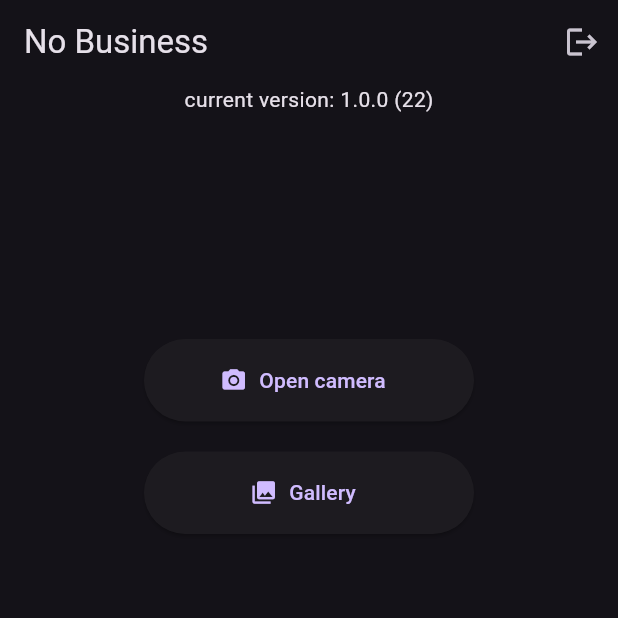
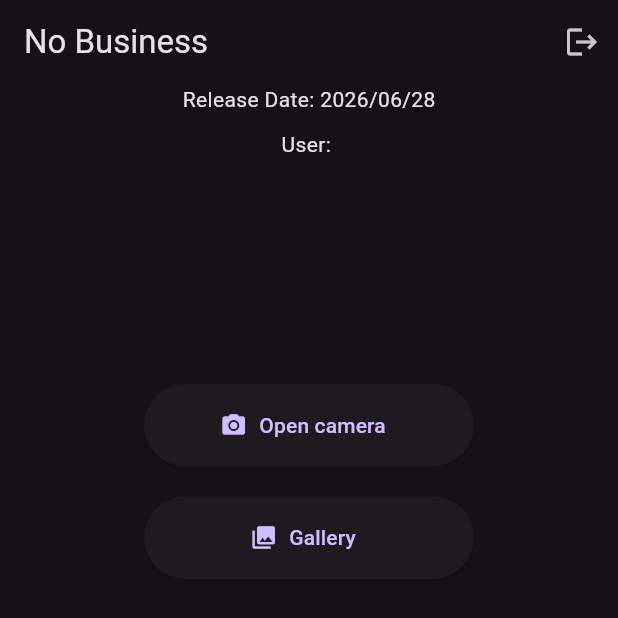
Before and after one commit to Alifouaad24/Photo_gallery-UniversalSystem, a Flutter app: the HomeScreen screen opened by its route, on a phone screen of 412 x 824 dp, the top half of it. Run offline on Flutter 3.47's test engine with Material 3 defaults, Android fonts, the phone set to English and light mode, and no system bars; our stand-ins replace camera, connectivity_plus, dartz, dio, get, get_storage and 5 more; missing offline and left inert: mobile_scanner; accounts and stored records are empty; network calls fail.

Commit message:
add release date

```diff
--- /dev/null
+++ b/lib/app/services/AppRealese.dart
@@ -0,0 +1,3 @@
+class AppRelease {
+  static const String ReleaseDate = "2026/06/28";
+}
--- a/lib/modules/auth/controllers/AuthController.dart
+++ b/lib/modules/auth/controllers/AuthController.dart
@@ -52,6 +52,7 @@ class AuthController extends GetxController {
         loading = false;
         update();
         _storageService.writeString('token', user.token);
+        _storageService.writeString('usaerName', user.user.userName);
         _storageService.writeString('email', emailCtrl.text.trim());
         _storageService.writeString('password', passCtrl.text.trim());
         Future.delayed(const Duration(milliseconds: 500), () {});
--- a/lib/modules/home/controllers/home_controller.dart
+++ b/lib/modules/home/controllers/home_controller.dart
@@ -1,8 +1,15 @@
-import 'package:get/get_state_manager/src/simple/get_controllers.dart';
+import 'package:get/get.dart';
 import 'package:package_info_plus/package_info_plus.dart';
+import 'package:photo_gallery/app/services/AppRealese.dart';
+import 'package:photo_gallery/app/services/StorageService.dart';
 
 class HomeController extends GetxController {
+  final StorageLocalService storageService = Get.find<StorageLocalService>();
   String version = '';
+
+  static const String releaseDate = AppRelease.ReleaseDate;
+  String get userName => storageService.readString("usaerName") ?? "";
+
   @override
   void onInit() {
     super.onInit();
@@ -12,7 +19,6 @@ class HomeController extends GetxController {
   Future<void> loadVersion() async {
     final info = await PackageInfo.fromPlatform();
     version = '${info.version} (${info.buildNumber})';
-    print(version);
     update();
   }
 }
--- a/lib/modules/home/views/home-screen.dart
+++ b/lib/modules/home/views/home-screen.dart
@@ -69,7 +69,9 @@ class HomeScreen extends StatelessWidget {
           child: Column(
             mainAxisAlignment: MainAxisAlignment.start,
             children: [
-              Text("current version: ${controller.version}"),
+              Text("Release Date: ${HomeController.releaseDate}"),
+              SizedBox(height: 10,),
+              Text("User: ${controller.userName}"),
               SizedBox(height: 150,),
               ElevatedButton.icon(
                 icon: const Icon(Icons.camera_alt),
--- a/lib/modules/splash/controllers/splash_controller.dart
+++ b/lib/modules/splash/controllers/splash_controller.dart
@@ -22,10 +22,7 @@ class SplashController extends GetxController {
   void selectBusiness(Business business) {
     selectedBusinessId = business.businessId;
     storageService.writeInt('business_id', business.businessId);
-    storageService.writeString(
-      'business_Name',
-      business.businessName,
-    );
+    storageService.writeString('business_Name', business.businessName);
 
     update();
   }
@@ -54,6 +51,8 @@ class SplashController extends GetxController {
       },
       (data) {
         userResponse = data;
+        storageService.writeString('usaerName', data.userName);
+
         selectedBusinessId = storageService.readInt('business_id');
         if (selectedBusinessId == null &&
             userResponse != null &&
--- a/pubspec.yaml
+++ b/pubspec.yaml
@@ -16,7 +16,7 @@ publish_to: 'none' # Remove this line if you wish to publish to pub.dev
 # https://developer.apple.com/library/archive/documentation/General/Reference/InfoPlistKeyReference/Articles/CoreFoundationKeys.html
 # In Windows, build-name is used as the major, minor, and patch parts
 # of the product and file versions while build-number is used as the build suffix.
-version: 1.0.0+22
+version: 1.0.0+23
 
 environment:
   sdk: ^3.8.1
```
